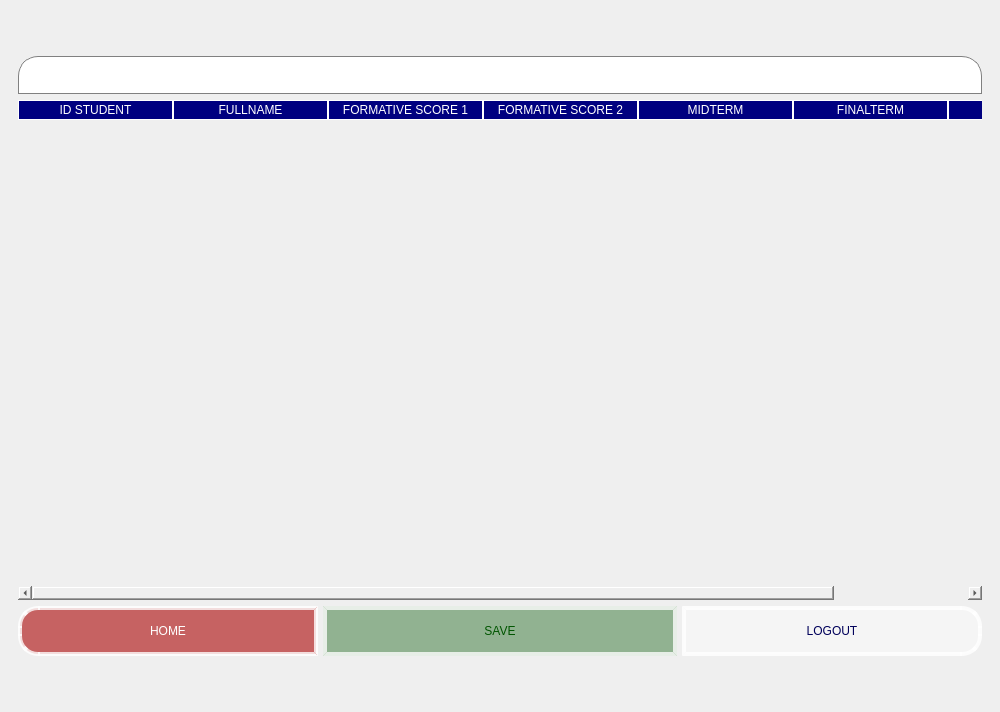
Above: ui/Teacher/inputgrade.ui from nmthuy426/KTLT-FINALTERM before the change. Below: the same form after it.
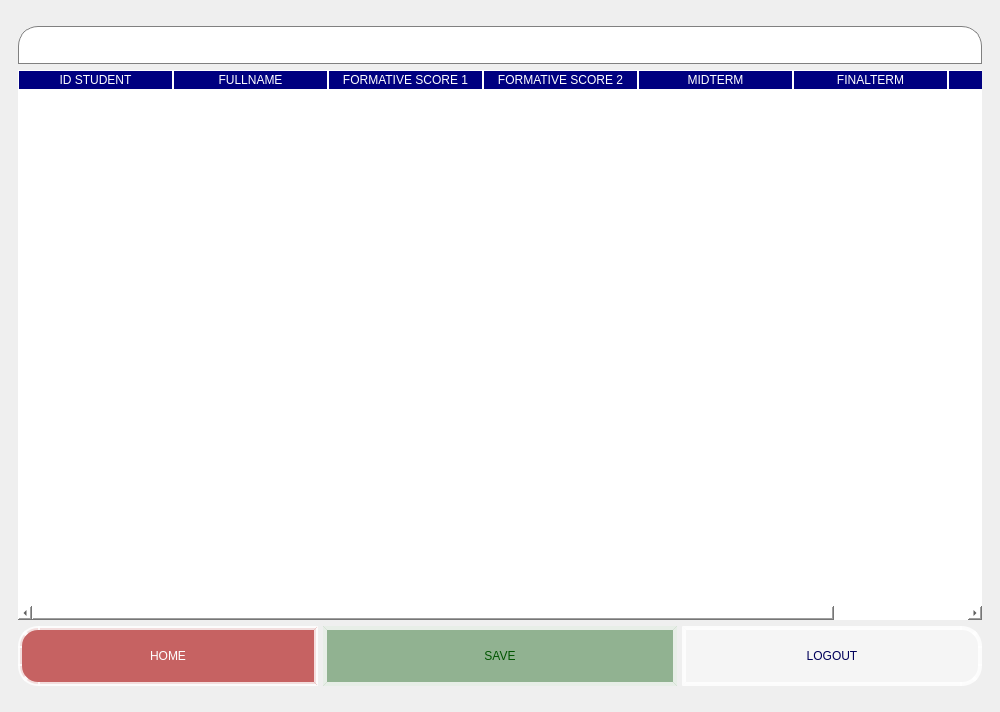
That is the form after the change.

Patch:
```diff
--- a/ui/Teacher/inputgrade.ui
+++ b/ui/Teacher/inputgrade.ui
@@ -78,13 +78,14 @@
             <property name="maximumSize">
              <size>
               <width>16777215</width>
-              <height>500</height>
+              <height>550</height>
              </size>
             </property>
             <property name="styleSheet">
              <string notr="true">QTableWidget {
     gridline-color: #000000; /* Màu đường kẻ */
     font: 5000 12px &quot;Arial&quot;; /* Kích thước chữ */
+	background-color: rgb(255,255,255);
 }
 
 QHeaderView::section {
@@ -173,7 +174,7 @@
               <property name="maximumSize">
                <size>
                 <width>300</width>
-                <height>50</height>
+                <height>60</height>
                </size>
               </property>
               <property name="sizeIncrement">
@@ -223,7 +224,7 @@
               <property name="maximumSize">
                <size>
                 <width>1000</width>
-                <height>16777215</height>
+                <height>60</height>
                </size>
               </property>
               <property name="styleSheet">
@@ -273,7 +274,7 @@
               <property name="maximumSize">
                <size>
                 <width>300</width>
-                <height>50</height>
+                <height>60</height>
                </size>
               </property>
               <property name="styleSheet">
```
